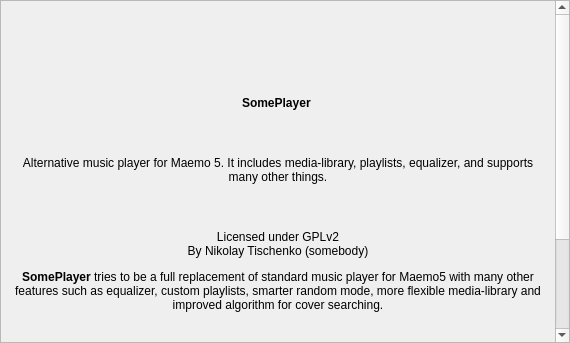
Old version of the form src/ui/aboutform.ui in the repository niktischenko/someplayer.
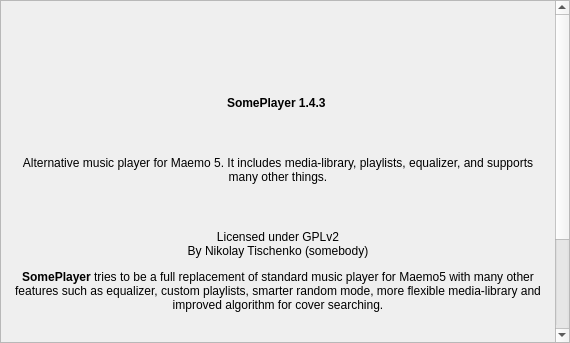
New version of the form. Icons and pictures are not drawn.

Diff of the .ui file:
```diff
--- a/src/ui/aboutform.ui
+++ b/src/ui/aboutform.ui
@@ -32,7 +32,7 @@
       <property name="geometry">
        <rect>
         <x>0</x>
-        <y>-172</y>
+        <y>0</y>
         <width>550</width>
         <height>511</height>
        </rect>
@@ -100,7 +100,7 @@
          <item row="1" column="0" colspan="3">
           <widget class="QLabel" name="nameLabel">
            <property name="text">
-            <string>&lt;b&gt;SomePlayer&lt;/b&gt; </string>
+            <string>&lt;b&gt;SomePlayer 1.4.3&lt;/b&gt; </string>
            </property>
            <property name="alignment">
             <set>Qt::AlignCenter</set>
```
Left out of the diff: 6 changed lines with no effect on the pictures.
